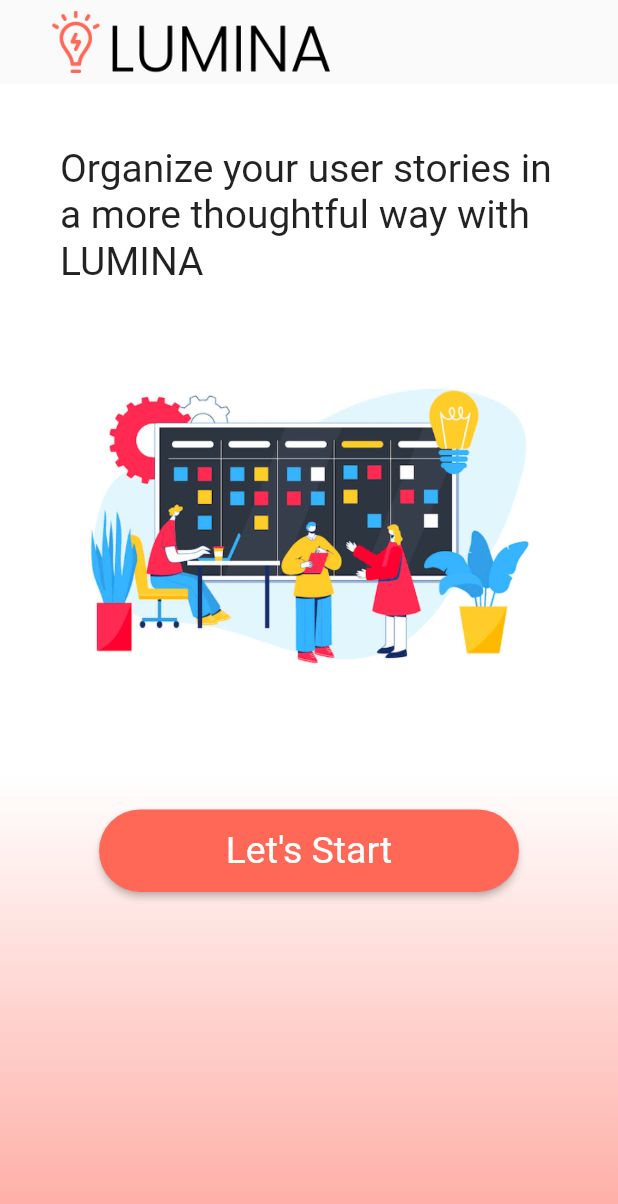
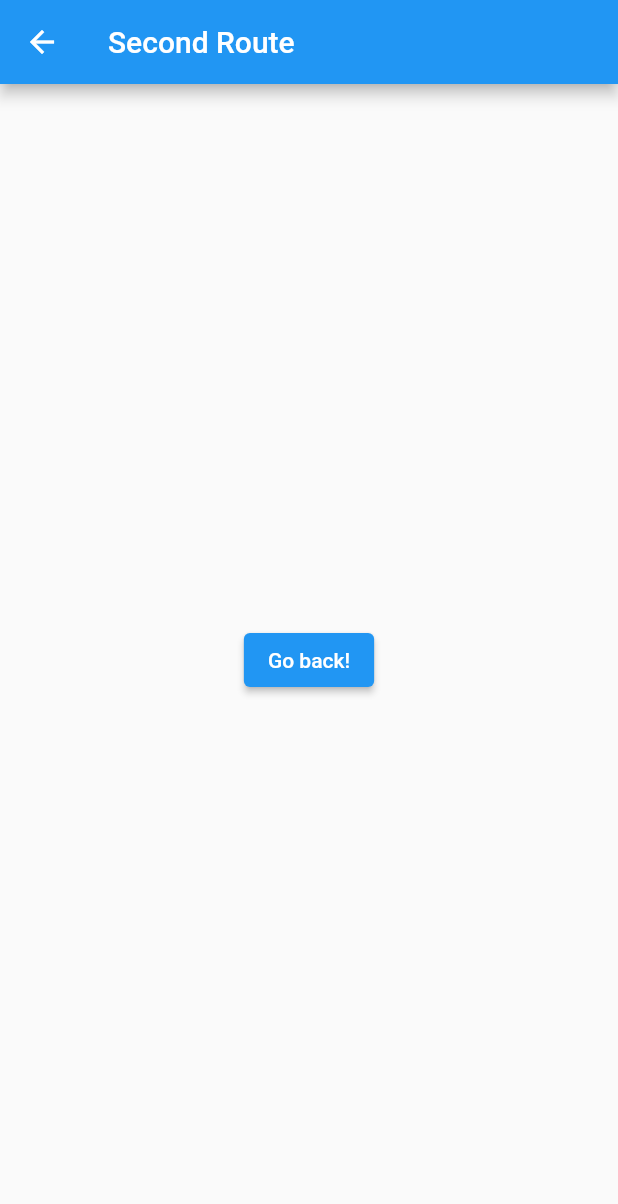
Before and after one commit to EAES/lumina, a Flutter app: the screen it shows after launch, after a tap on an icon or button, on a phone screen of 412 x 824 dp. Shown: the top 1204 px of the screen. Run offline on Flutter 3.47's test engine with Material 2 defaults, Android fonts, the light colour scheme and no system bars.

Commit message:
Add second route

```diff
--- a/lib/main.dart
+++ b/lib/main.dart
@@ -1,7 +1,10 @@
 import 'package:flutter/material.dart';
 
 void main() {
-  runApp(const MyApp());
+  runApp(MaterialApp(
+    title: 'Navigation Basics',
+    home: MyApp(),
+  ));
 }
 
 class MyApp extends StatefulWidget {
@@ -15,7 +18,8 @@ class _MyAppState extends State<MyApp> {
   @override
   Widget build(BuildContext context) {
     return MaterialApp(
-      home: Scaffold(
+      home: Builder(
+        builder: (context) => Scaffold(
           appBar: AppBar(
             leading: Padding(
               padding: const EdgeInsets.only(left: 30),
@@ -53,7 +57,11 @@ class _MyAppState extends State<MyApp> {
                 ),
                 ElevatedButton(
                   onPressed: () {
-                  print("Hey guys!");
+                    Navigator.push(
+                      context,
+                      MaterialPageRoute(
+                          builder: (context) => const SecondRoute()),
+                    );
                   },
                   style: ElevatedButton.styleFrom(
                       minimumSize: const Size(280, 55),
@@ -67,6 +75,28 @@ class _MyAppState extends State<MyApp> {
             ),
           ),
         ),
+      ),
     );
   }
 }
+
+class SecondRoute extends StatelessWidget {
+  const SecondRoute({super.key});
+
+  @override
+  Widget build(BuildContext context) {
+    return Scaffold(
+      appBar: AppBar(
+        title: const Text('Second Route'),
+      ),
+      body: Center(
+        child: ElevatedButton(
+          onPressed: () {
+            // Navigate back to first route when tapped.
+          },
+          child: const Text('Go back!'),
+        ),
+      ),
+    );
+  }
+}
--- a/pubspec.yaml
+++ b/pubspec.yaml
@@ -1,4 +1,4 @@
-name: lumina_app
+name: lumina
 description: A new Flutter project.
 # The following line prevents the package from being accidentally published to
 # pub.dev using `flutter pub publish`. This is preferred for private packages.
```
Lines whose indentation alone changed are shown as unchanged.
